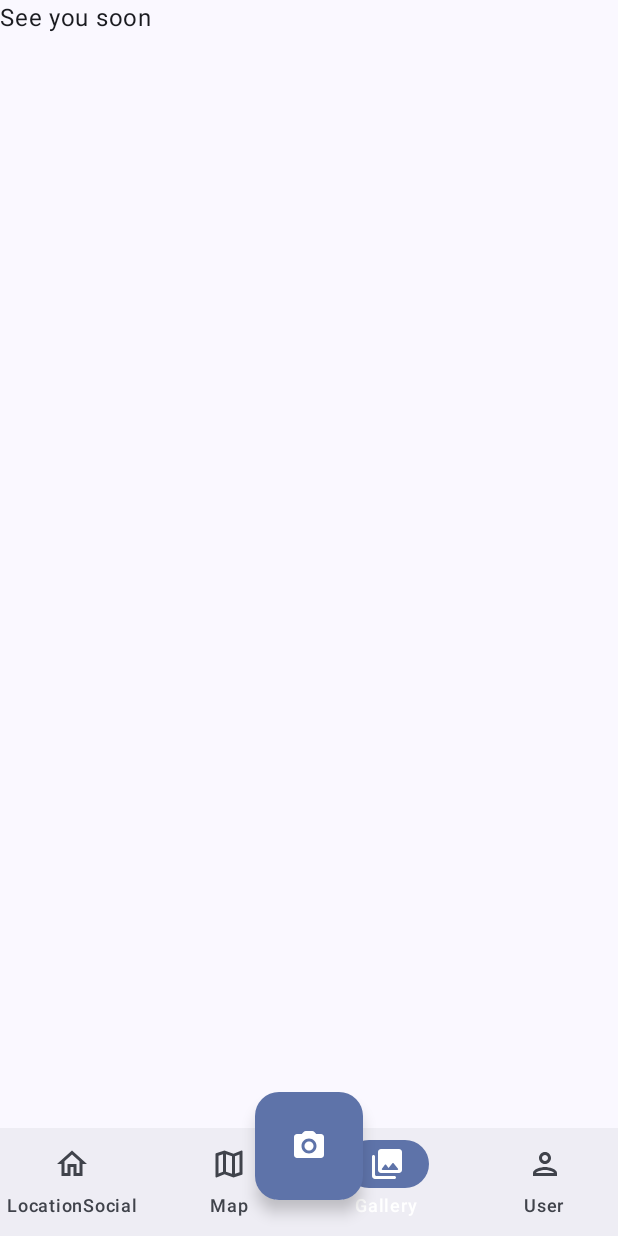
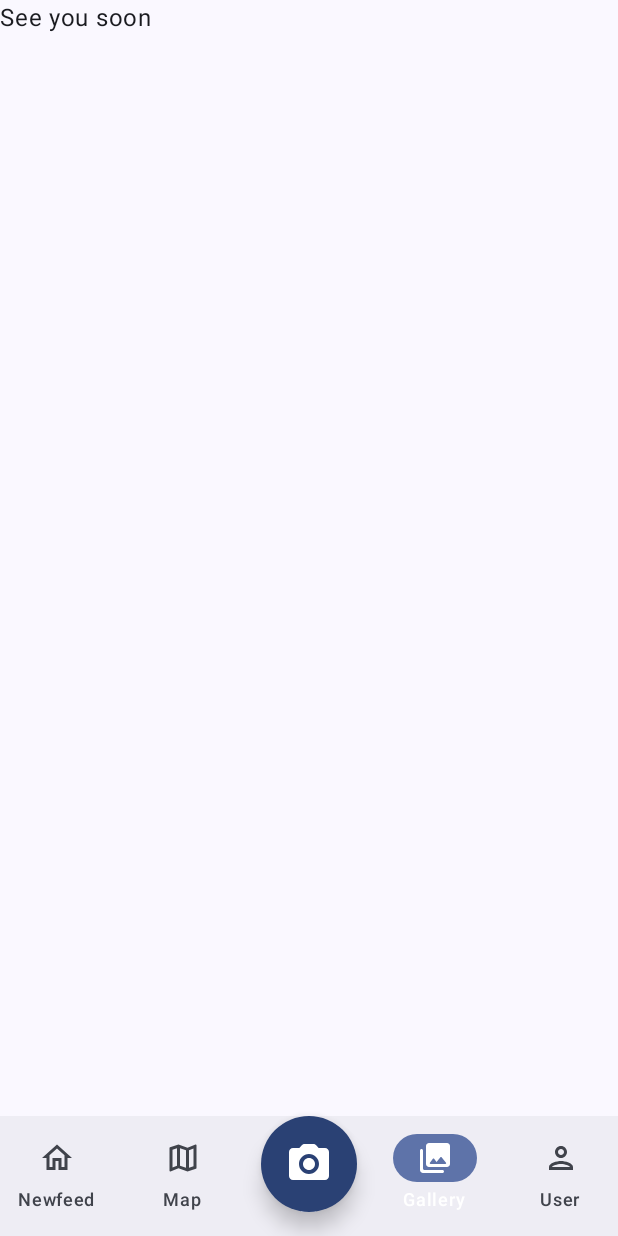
Before and after one commit to vuavisao1806/INT_3120_1_N1, an Android app built with Jetpack Compose: the screen it shows after launch (MainActivity), item 3 of the bottom bar chosen, on a phone screen of 412 x 824 dp. Run offline under Robolectric (Android 15) with nearby library versions, the phone set to English and light mode, and no system bars; our stand-ins replace accompanist; libraries missing offline, so code that uses them is left out: com.mapbox.geojson, com.mapbox.maps, com.mapbox.search, com.mapbox.turf; pictures from the network do not load.

Commit message:
Add dynamic async image loading for consistent image loading and fix the item deviated issues in the bottom navigation bar

```diff
--- a/app/src/main/java/com/example/locationpins/ui/component/BottomBar.kt
+++ b/app/src/main/java/com/example/locationpins/ui/component/BottomBar.kt
@@ -1,11 +1,13 @@
 package com.example.locationpins.ui.component
 
 import androidx.compose.foundation.layout.Box
-import androidx.compose.foundation.layout.height
+import androidx.compose.foundation.layout.Spacer
 import androidx.compose.foundation.layout.offset
 import androidx.compose.foundation.layout.size
 import androidx.compose.material3.FloatingActionButton
+import androidx.compose.material3.FloatingActionButtonDefaults
 import androidx.compose.material3.Icon
+import androidx.compose.material3.MaterialTheme
 import androidx.compose.material3.Text
 import androidx.compose.runtime.Composable
 import androidx.compose.ui.Alignment
@@ -14,7 +16,6 @@ import androidx.compose.ui.res.stringResource
 import androidx.compose.ui.unit.dp
 import androidx.navigation.NavDestination
 import com.example.locationpins.ui.navigation.TopLevelDestination
-import kotlinx.coroutines.selects.select
 
 @Composable
 fun LocationSocialBottomBar(
@@ -23,15 +24,44 @@ fun LocationSocialBottomBar(
     onDestinationClick: (TopLevelDestination) -> Unit,
     onCameraClick: () -> Unit
 ) {
+    val halfSize = topDestinations.size / 2
+
     Box {
         LocationSocialNavigationBar(
-            modifier = Modifier.height(72.dp) // temporary
+            modifier = Modifier
         ) {
-            topDestinations.forEach { destination ->
+            topDestinations.take(halfSize).forEach { destination ->
                 val selected = currentDestination
                     ?.route
-                    ?.startsWith(destination.baseRoute) == true // use for nested navigation
+                    ?.startsWith(destination.baseRoute) == true
 
+                LocationSocialNavigationBarItem(
+                    selected = selected,
+                    onClick = { onDestinationClick(destination) },
+                    icon = {
+                        Icon(
+                            imageVector = destination.unselectedIcon,
+                            contentDescription = stringResource(destination.iconTextId)
+                        )
+                    },
+                    label = { Text(text = stringResource(destination.iconTextId)) },
+                    selectedIcon = {
+                        Icon(
+                            imageVector = destination.selectedIcon,
+                            contentDescription = stringResource(destination.iconTextId)
+                        )
+                    },
+                    alwaysShowLabel = true
+                )
+            }
+
+            // Empty space for FAB
+            Spacer(modifier = Modifier.weight(1f))
+
+            topDestinations.drop(halfSize).forEach { destination ->
+                val selected = currentDestination
+                    ?.route
+                    ?.startsWith(destination.baseRoute) == true
 
                 LocationSocialNavigationBarItem(
                     selected = selected,
@@ -57,13 +87,19 @@ fun LocationSocialBottomBar(
         FloatingActionButton(
             onClick = onCameraClick,
             modifier = Modifier
-                .align(alignment = Alignment.TopCenter)
-                .offset(y = (-24).dp)
-                .size(72.dp)
+                .align(Alignment.TopCenter)
+                .size(64.dp),
+            containerColor = MaterialTheme.colorScheme.primary,
+            shape = androidx.compose.foundation.shape.CircleShape,
+            elevation = FloatingActionButtonDefaults.elevation(
+                defaultElevation = 8.dp
+            )
         ) {
             Icon(
                 imageVector = TopLevelDestination.CAMERA.selectedIcon,
-                contentDescription = stringResource(TopLevelDestination.CAMERA.iconTextId)
+                contentDescription = stringResource(TopLevelDestination.CAMERA.iconTextId),
+                tint = MaterialTheme.colorScheme.onPrimary,
+                modifier = Modifier.size(32.dp)
             )
         }
     }
--- /dev/null
+++ b/app/src/main/java/com/example/locationpins/ui/component/DynamicAsyncImage.kt
@@ -0,0 +1,65 @@
+package com.example.locationpins.ui.component
+
+import androidx.compose.foundation.Image
+import androidx.compose.foundation.layout.Box
+import androidx.compose.foundation.layout.size
+import androidx.compose.material3.CircularProgressIndicator
+import androidx.compose.material3.MaterialTheme
+import androidx.compose.runtime.Composable
+import androidx.compose.runtime.getValue
+import androidx.compose.runtime.mutableStateOf
+import androidx.compose.runtime.remember
+import androidx.compose.runtime.setValue
+import androidx.compose.ui.Alignment
+import androidx.compose.ui.Modifier
+import androidx.compose.ui.graphics.painter.Painter
+import androidx.compose.ui.layout.ContentScale
+import androidx.compose.ui.platform.LocalInspectionMode
+import androidx.compose.ui.res.painterResource
+import androidx.compose.ui.unit.dp
+import coil.compose.AsyncImage
+import coil.compose.AsyncImagePainter
+import coil.compose.AsyncImagePainter.State.Loading
+import coil.compose.rememberAsyncImagePainter
+import com.example.locationpins.R
+
+/**
+ * A wrapper around [AsyncImage]
+ */
+@Composable
+fun DynamicAsyncImage(
+    imageUrl: String,
+    contentDescription: String?,
+    modifier: Modifier = Modifier,
+    placeholder: Painter = painterResource(R.drawable.placeholder),
+) {
+    var isLoading by remember { mutableStateOf(true) }
+    var isError by remember { mutableStateOf(false) }
+    val imageLoader = rememberAsyncImagePainter(
+        model = imageUrl,
+        onState = { state ->
+            isLoading = state is Loading
+            isError = state is AsyncImagePainter.State.Error
+        },
+    )
+    val isLocalInspection = LocalInspectionMode.current
+    Box(
+        modifier = modifier,
+        contentAlignment = Alignment.Center,
+    ) {
+        if (isLoading && !isLocalInspection) {
+            CircularProgressIndicator(
+                modifier = Modifier
+                    .align(Alignment.Center)
+                    .size(80.dp),
+                color = MaterialTheme.colorScheme.tertiary,
+            )
+        }
+        Image(
+            contentScale = ContentScale.Crop,
+            painter = if (isError.not() && !isLocalInspection) imageLoader else placeholder,
+            contentDescription = contentDescription,
+            modifier = Modifier.matchParentSize()
+        )
+    }
+}
--- a/app/src/main/java/com/example/locationpins/ui/component/PostPreviewForGrid.kt
+++ b/app/src/main/java/com/example/locationpins/ui/component/PostPreviewForGrid.kt
@@ -63,12 +63,17 @@ fun PostPreviewForGrid(
         val edgePadding = max(widthDp.value * 0.04f, 8f).dp
 
         // Ảnh nền
-        Image(
-            painter = rememberAsyncImagePainter(post.imageUrl),
+        DynamicAsyncImage(
+            imageUrl = post.imageUrl,
             contentDescription = null,
             modifier = Modifier.matchParentSize(),
-            contentScale = ContentScale.Crop
         )
+//        Image(
+//            painter = rememberAsyncImagePainter(post.imageUrl),
+//            contentDescription = null,
+//            modifier = Modifier.matchParentSize(),
+//            contentScale = ContentScale.Crop
+//        )
 
         // Icon + số react/comment
         Column(
--- a/app/src/main/java/com/example/locationpins/ui/component/PostPreviewForNewFeed.kt
+++ b/app/src/main/java/com/example/locationpins/ui/component/PostPreviewForNewFeed.kt
@@ -32,6 +32,7 @@ import androidx.compose.runtime.remember
 import androidx.compose.runtime.setValue
 import androidx.compose.ui.Alignment
 import androidx.compose.ui.Modifier
+import androidx.compose.ui.draw.clip
 import androidx.compose.ui.graphics.Color
 import androidx.compose.ui.layout.ContentScale
 import androidx.compose.ui.text.font.FontWeight
@@ -70,14 +71,22 @@ fun PostPreviewForNewsFeed(
             modifier = Modifier.fillMaxWidth()
         ) {
             // Ảnh bài viết
-            Image(
-                painter = rememberAsyncImagePainter(post.imageUrl),
+            DynamicAsyncImage(
+                imageUrl = post.imageUrl,
                 contentDescription = post.title,
                 modifier = Modifier
                     .fillMaxWidth()
-                    .aspectRatio(4f / 3f),
-                contentScale = ContentScale.Crop
+                    .aspectRatio(4f / 3f)
+                    .clip(RoundedCornerShape(topStart = 12.dp, topEnd = 12.dp)),
             )
+//            Image(
+//                painter = rememberAsyncImagePainter(post.imageUrl),
+//                contentDescription = post.title,
+//                modifier = Modifier
+//                    .fillMaxWidth()
+//                    .aspectRatio(4f / 3f),
+//                contentScale = ContentScale.Crop
+//            )
 
             // Nội dung bài viết
             Column(
--- a/app/src/main/java/com/example/locationpins/ui/navigation/TopLevelDestination.kt
+++ b/app/src/main/java/com/example/locationpins/ui/navigation/TopLevelDestination.kt
@@ -29,7 +29,7 @@ enum class TopLevelDestination(
     val baseRoute: String = route,
 ) {
     NEWFEED(
-        iconTextId = R.string.app_name,
+        iconTextId = R.string.bottom_nav_newfeed_title,
         titleTextId = R.string.top_bar_newfeed_title,
         selectedIcon = LocationSocialIcons.Newfeed,
         unselectedIcon = LocationSocialIcons.NewfeedBorder,
--- a/app/src/main/java/com/example/locationpins/ui/screen/newfeed/NewFeedScreen.kt
+++ b/app/src/main/java/com/example/locationpins/ui/screen/newfeed/NewFeedScreen.kt
@@ -2,7 +2,6 @@ package com.example.locationpins.ui.screen.newfeed
 
 import androidx.compose.foundation.layout.*
 import androidx.compose.foundation.lazy.LazyColumn
-import androidx.compose.foundation.lazy.LazyListState
 import androidx.compose.foundation.lazy.items
 import androidx.compose.foundation.lazy.rememberLazyListState
 import androidx.compose.material3.*
```
Also changed, not shown: app/src/main/res/drawable/placeholder.png (added).
